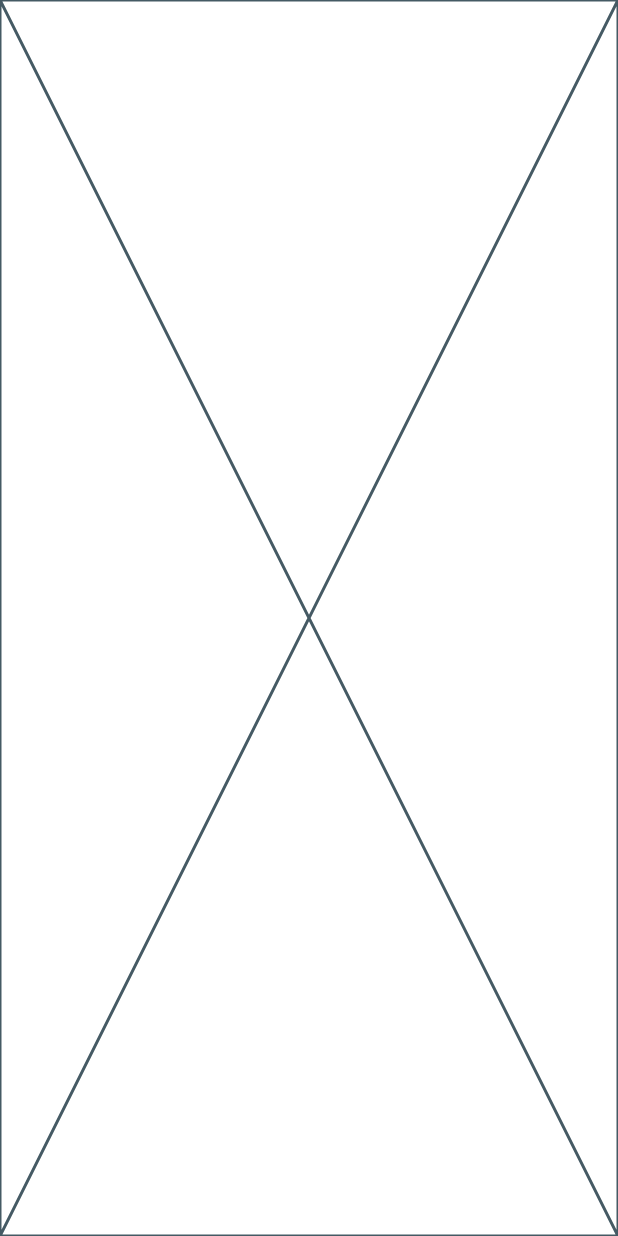
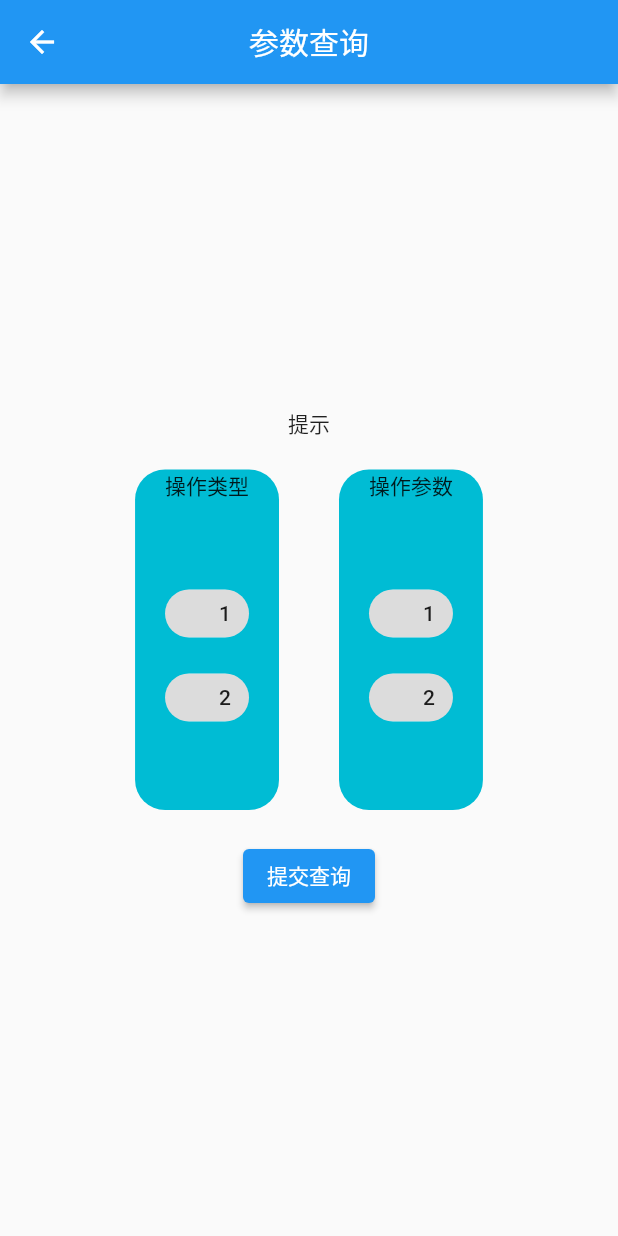
Before and after one commit to Xiang-4422/scientific_effect_base, a Flutter app: the screen it shows after launch, after a tap on "参数", on a phone screen of 412 x 824 dp. Run offline on Flutter 3.47's test engine with Material 2 defaults, Android fonts, the phone set to English and light mode, and no system bars; missing offline and left inert: dart:html.

Commit message:
add feat: 编写搜索页

```diff
--- a/lib/home_page.dart
+++ b/lib/home_page.dart
@@ -4,6 +4,8 @@ import 'package:flutter/cupertino.dart';
 import 'package:flutter/material.dart';
 
 import 'dart:ui';
+
+import 'package:scientific_effect_base/search_page.dart';
 
 
 class HomePage extends StatefulWidget {
@@ -16,6 +18,12 @@ class _HomePageState extends State<HomePage> {
 
   late double screenWidth;
   late double screenHeight;
+
+  var searchPageData = [
+    ["功能查询", "提示", ["操作类型","操作对象"], {"操作类型" : ["1", "2", "1", "2", "1", "2", "1", "2", "1", "2", "1", "2", "1", "2", "1", "2", ], "操作对象": ["1","2"]}],
+    ["参数查询", "提示", ["操作类型","操作参数"], {"操作类型" : ["1","2"], "操作参数": ["1","2"]}],
+    ["转换查询", "提示", ["转换前类型","转换后类型"], {"转换前类型" : ["1","2"], "转换后类型": ["1","2"]}],
+  ];
 
   @override
   Widget build(BuildContext context) {
@@ -47,59 +55,21 @@ class _HomePageState extends State<HomePage> {
                   Column(
                     mainAxisAlignment: MainAxisAlignment.center,
                     children: [
-                      GestureDetector(
-                        onTap: () => Navigator.pushNamed(context, "searchFunctionPage"),
-                        child: Container(
-                          decoration: BoxDecoration(
-                            borderRadius: BorderRadius.circular(30),
-                            color: Colors.cyanAccent,
-                          ),
-                          width:  MediaQuery.of(context).size.height/4,
-                          height: MediaQuery.of(context).size.width/8,
-                          alignment: Alignment.center,
-                          child: Text(
-                            "功能",
-                          ),
-                        ),
-                      ),
+                      _buildOptions(0, "功能"),
                       Text("例如：移动 液体"),
                     ],
                   ),
                   Column(
                     mainAxisAlignment: MainAxisAlignment.center,
                     children: [
-                      GestureDetector(
-                        onTap: () => Navigator.pushNamed(context, "searchParameterPage"),
-                        child: Container(
-                          decoration: BoxDecoration(
-                            borderRadius: BorderRadius.circular(30),
-                            color: Colors.cyanAccent,
-                          ),
-                          width:  MediaQuery.of(context).size.height/4,
-                          height: MediaQuery.of(context).size.width/8,
-                          alignment: Alignment.center,
-                          child: Text("参数"),
-                        ),
-                      ),
+                      _buildOptions(1, "参数"),
                       Text("例如：增加 温度"),
                     ],
                   ),
                   Column(
                     mainAxisAlignment: MainAxisAlignment.center,
                     children: [
-                      GestureDetector(
-                        onTap: () => Navigator.pushNamed(context, "searchConvertPage"),
-                        child: Container(
-                          decoration: BoxDecoration(
-                            borderRadius: BorderRadius.circular(30),
-                            color: Colors.cyanAccent,
-                          ),
-                          width:  MediaQuery.of(context).size.height/4,
-                          height: MediaQuery.of(context).size.width/8,
-                          alignment: Alignment.center,
-                          child: Text("转换"),
-                        ),
-                      ),
+                      _buildOptions(2, "转换"),
                       Text("例如：机械能 转换为 动能"),
                     ],
                   ),
@@ -111,4 +81,30 @@ class _HomePageState extends State<HomePage> {
       ),
     );
   }
+
+  Widget _buildOptions(int index, String title) {
+    return GestureDetector(
+      onTap: () => Navigator.push(
+        context,
+        MaterialPageRoute(
+          builder: (BuildContext context) => SearchPage(
+            title: searchPageData[index][0] as String,
+            prompt: searchPageData[index][1] as String,
+            choices: searchPageData[index][3] as Map<String, List<String>>,
+            options: searchPageData[index][2] as List<String>,
+          ),
+        ),
+      ),
+      child: Container(
+        decoration: BoxDecoration(
+          borderRadius: BorderRadius.circular(30),
+          color: Colors.cyanAccent,
+        ),
+        width: MediaQuery.of(context).size.height / 4,
+        height: MediaQuery.of(context).size.width / 8,
+        alignment: Alignment.center,
+        child: Text(title),
+      ),
+    );
+  }
 }
--- a/lib/main.dart
+++ b/lib/main.dart
@@ -1,8 +1,5 @@
 import 'package:flutter/material.dart';
 import 'package:scientific_effect_base/add__page.dart';
-import 'package:scientific_effect_base/search_convert_page.dart';
-import 'package:scientific_effect_base/search_function_page.dart';
-import 'package:scientific_effect_base/search_parameter_page.dart';
 
 import 'home_page.dart';
 
@@ -20,9 +17,6 @@ class MyApp extends StatelessWidget {
       title: '科学原理知识库',
       routes: {
         "/": (context) => HomePage(),
-        "searchParameterPage": (context) => SearchParameterPage(),
-        "searchFunctionPage": (context) => SearchFunctionPage(),
-        "searchConvertPage": (context) => SearchConvertPage(),
         "resultPage": (context) => HomePage(),
         "addPage": (context) => AddPage(),
       },
--- /dev/null
+++ b/lib/search_page.dart
@@ -0,0 +1,96 @@
+import 'package:flutter/material.dart';
+
+class SearchPage extends StatefulWidget {
+  const SearchPage({Key? key, required this.title, required this.prompt, required this.choices, required this.options}) : super(key: key);
+
+  final String title;
+  final String prompt;
+  final List<String> options;
+  final Map<String, List<String>> choices;
+
+  @override
+  State<SearchPage> createState() => _SearchPageState();
+}
+
+class _SearchPageState extends State<SearchPage> {
+
+  late String title;
+  late String prompt;
+  late List<String> options;
+  late Map<String, List<String>> choices;
+  var choosedItem;
+
+
+  @override
+  void initState() {
+    title = widget.title;
+    prompt = widget.prompt;
+    options = widget.options;
+    choices = widget.choices;
+    choosedItem = {options[0] : "", options[1] : ""};
+  }
+
+
+  @override
+  Widget build(BuildContext context) {
+    return Scaffold(
+      appBar: AppBar(
+        centerTitle: true,
+        title: Text(title),
+      ),
+      body: Column(
+        mainAxisAlignment: MainAxisAlignment.center ,
+        children: [
+          Text(prompt),
+          Row(
+            mainAxisAlignment: MainAxisAlignment.center,
+            children: [
+              _buildContainer(options[0]),
+              _buildContainer(options[1]),
+            ],
+          ),
+          ElevatedButton(onPressed: (){}, child: Text("提交查询")),
+        ],
+      ),
+    );
+  }
+
+  Widget _buildContainer (String name) {
+    return Container(
+      margin: EdgeInsets.all(20),
+      decoration: BoxDecoration(
+        color: Colors.cyan,
+        borderRadius: BorderRadius.circular(20),
+      ),
+      child: Column(
+        children: [
+          Text(name),
+          Container(
+            padding: EdgeInsets.all(20),
+            height:  MediaQuery.of(context).size.height/4,
+            child:  Wrap(
+                spacing: 8.0, // 主轴(水平)方向间距
+                runSpacing: 4.0, // 纵轴（垂直）方向间距
+                direction: Axis.vertical,
+                alignment: WrapAlignment.center, //沿主轴方向居中
+                children: choices[name]!.map((e) => GestureDetector(
+                  onTap: () => setState(() {
+                    choosedItem[name] = e;
+                  }),
+                  child: Chip(
+                    avatar: Visibility(
+                      visible: e == choosedItem[name],
+                      child: const CircleAvatar(
+                          backgroundColor: Colors.blue,
+                      ),
+                    ),
+                    label: Text(e),
+                  ),
+                )).toList()),
+          ),
+        ],
+      ),
+    );
+  }
+
+}
--- a/lib/search_parameter_page.dart
+++ /dev/null
@@ -1,10 +0,0 @@
-import 'package:flutter/material.dart';
-
-class SearchParameterPage extends StatelessWidget {
-  const SearchParameterPage({Key? key}) : super(key: key);
-
-  @override
-  Widget build(BuildContext context) {
-    return const Placeholder();
-  }
-}
```
Also changed, not shown: lib/search_convert_page.dart (deleted, +0 -10 lines), lib/search_function_page.dart (deleted, +0 -73 lines).
